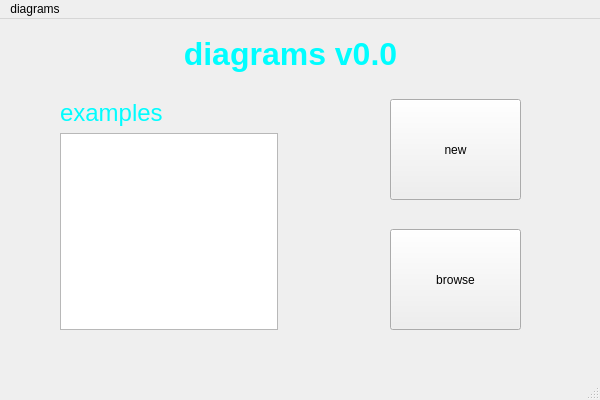
Qt form mainwindow.ui (SkuratovichA/diagrams) before a commit.
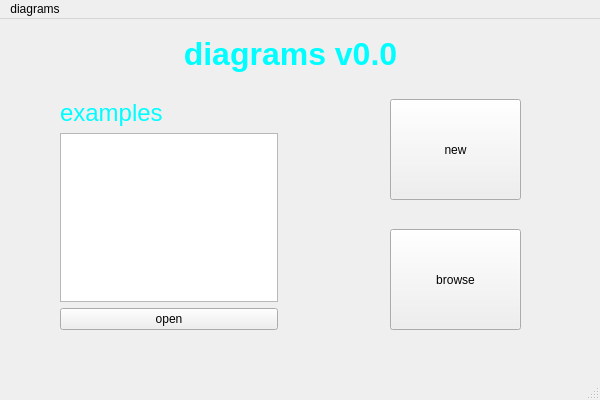
The same form after that commit.

Commit message: open file from examples

The edit to the form file:
```diff
--- a/mainwindow.ui
+++ b/mainwindow.ui
@@ -153,6 +153,13 @@
      <item>
       <widget class="QListWidget" name="listWidget"/>
      </item>
+     <item>
+      <widget class="QPushButton" name="pushButton">
+       <property name="text">
+        <string>open</string>
+       </property>
+      </widget>
+     </item>
     </layout>
    </widget>
   </widget>
```
The commit also changes 2 other files.
